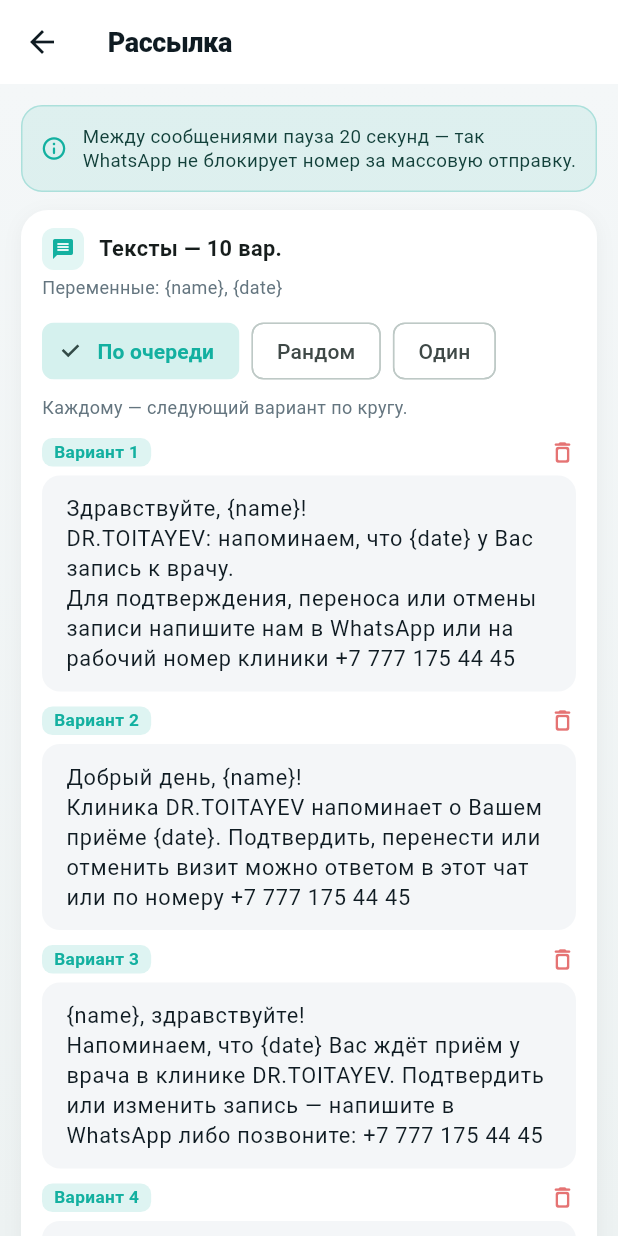
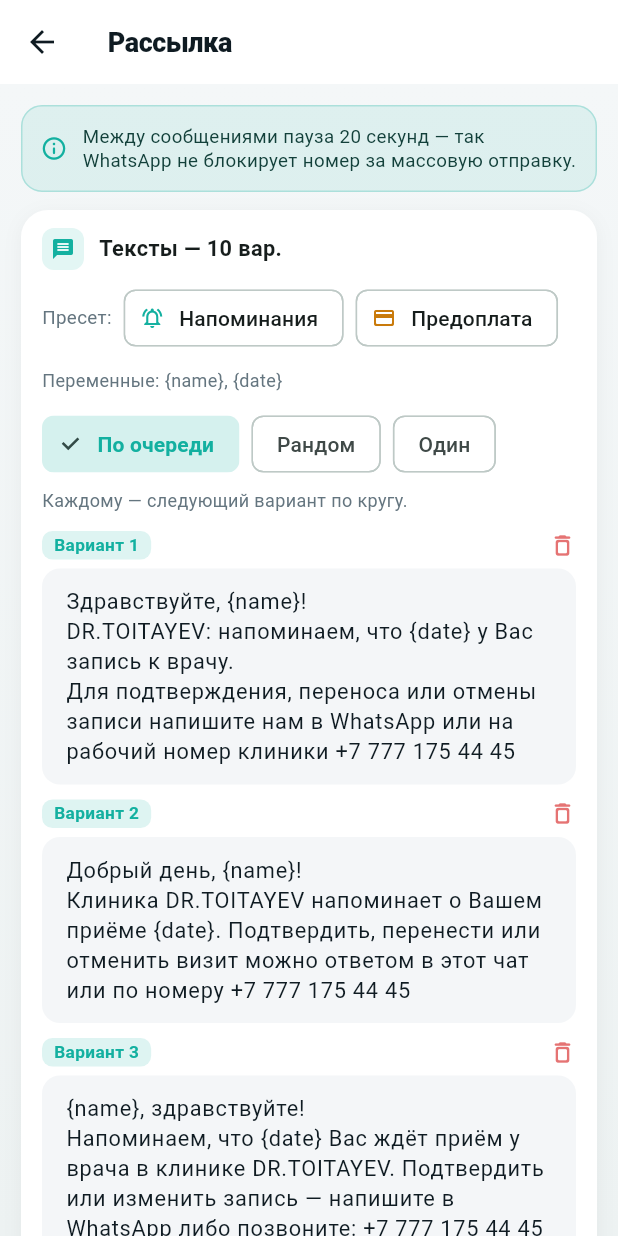
Before and after one commit to NurislamAiu/dr_crm, a Flutter app: the BroadcastScreen screen opened directly, on a phone screen of 412 x 824 dp. Run offline on Flutter 3.47's test engine with Material 3 defaults, Android fonts, the phone set to English and light mode, and no system bars; our stand-ins replace cloud_firestore, file_picker, firebase_core, flutter_riverpod, image_picker, just_audio and 2 more; missing offline and left inert: record; accounts and stored records are empty.

Commit message:
feat(broadcast): пресеты текстов — Напоминания и Предоплата
- пресет «Предоплата»: платёжный шаблон (реквизиты ВТБ Россия) одной кнопкой,
  сразу в режиме «Один»
- пресет «Напоминания»: возвращает 10 вариантов напоминаний
- _loadPreset заменяет варианты и выставляет режим

flutter analyze 0.

Co-Authored-By: Claude Opus 4.8 <noreply@anthropic.com>

```diff
--- a/lib/src/screens/broadcast_screen.dart
+++ b/lib/src/screens/broadcast_screen.dart
@@ -22,6 +22,18 @@ const _defaultVariants = <String>[
   'Здравствуйте, {name}!\nDR.TOITAYEV напоминает: приём у врача — {date}. Просим подтвердить визит. Перенос или отмена — напишите нам в WhatsApp либо позвоните $_phone',
   'Добрый день, {name}!\nЖдём Вас {date} на приёме в клинике DR.TOITAYEV. Для подтверждения, переноса или отмены записи ответьте в этот чат или на рабочий номер $_phone',
 ];
+
+/// Шаблон запроса предоплаты (реквизиты — точь-в-точь как дал клиент).
+const _paymentTemplate = '''Здравствуйте, для подтверждения записи необходимо внести предоплату
+
+ВТБ Россия
+
+2204 3603 0004 5901
+
+ALIYA BAIKENOVA
+
+После внесения предоплаты отправьте чек, имя и контакт пациента.
+В случае отмены записи, предоплата не возвращается!''';
 
 const _delaySeconds = 20;
 
@@ -77,6 +89,20 @@ class _BroadcastScreenState extends ConsumerState<BroadcastScreen> {
   List<String> _activeVariants() => _variants.map((c) => c.text).where((t) => t.trim().isNotEmpty).toList();
 
   void _addVariant() => setState(() => _variants.add(TextEditingController()));
+
+  /// Загрузить пресет текстов (заменяет текущие варианты).
+  void _loadPreset(List<String> texts, {required bool single}) {
+    setState(() {
+      for (final c in _variants) {
+        c.dispose();
+      }
+      _variants
+        ..clear()
+        ..addAll(texts.map((t) => TextEditingController(text: t)));
+      _singleIndex = 0;
+      _mode = single ? _Mode.single : _Mode.rotate;
+    });
+  }
 
   void _removeVariant(int i) {
     setState(() {
@@ -290,7 +316,21 @@ class _BroadcastScreenState extends ConsumerState<BroadcastScreen> {
           const SizedBox(width: 10),
           Expanded(child: Text('Тексты — ${_variants.length} вар.', style: const TextStyle(fontSize: 14.5, fontWeight: FontWeight.w700))),
         ]),
-        const SizedBox(height: 4),
+        const SizedBox(height: 8),
+        Wrap(spacing: 8, runSpacing: 6, crossAxisAlignment: WrapCrossAlignment.center, children: [
+          Text('Пресет:', style: TextStyle(fontSize: 12.5, color: sec)),
+          ActionChip(
+            avatar: const Icon(Icons.notifications_active_outlined, size: 16, color: AppColors.brand),
+            label: const Text('Напоминания'),
+            onPressed: _running ? null : () => _loadPreset(_defaultVariants, single: false),
+          ),
+          ActionChip(
+            avatar: const Icon(Icons.credit_card_rounded, size: 16, color: Color(0xFFC97A0A)),
+            label: const Text('Предоплата'),
+            onPressed: _running ? null : () => _loadPreset(const [_paymentTemplate], single: true),
+          ),
+        ]),
+        const SizedBox(height: 10),
         Text('Переменные: {name}, {date}', style: TextStyle(fontSize: 12, color: sec)),
         const SizedBox(height: 10),
         _modeChips(),
```
